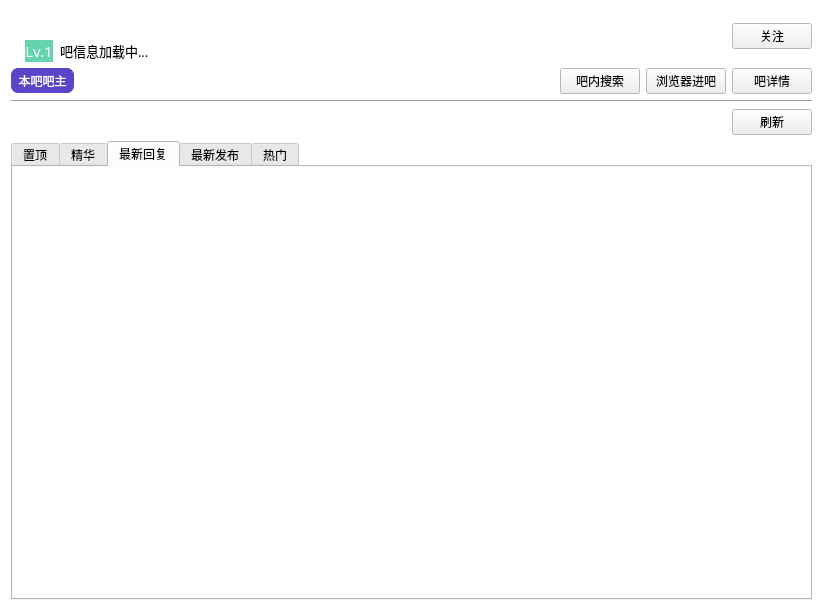
This is src/resf/ba_head.ui in clb-128258/TiebaDesktop as Qt 5 draws it before an edit. The edited form follows.
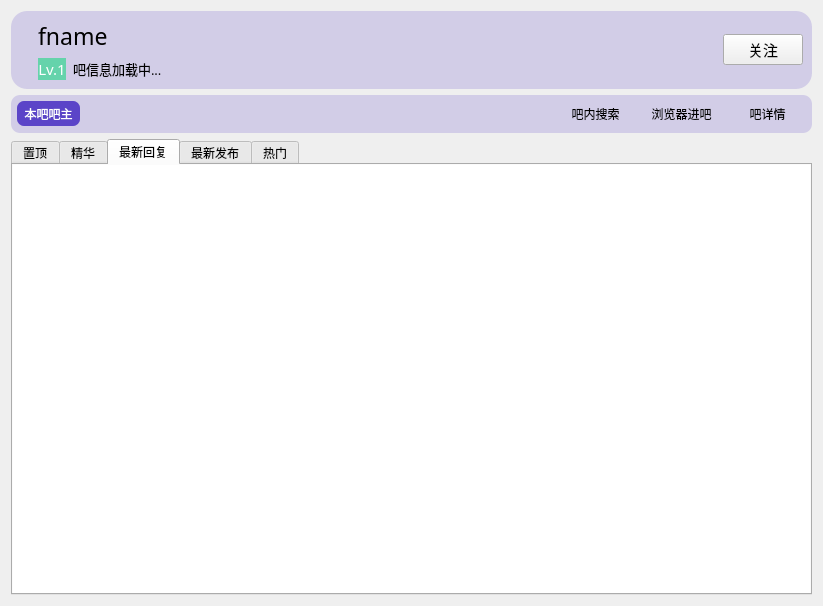
This is the edited form.

```diff
--- a/src/resf/ba_head.ui
+++ b/src/resf/ba_head.ui
@@ -7,208 +7,35 @@
     <x>0</x>
     <y>0</y>
     <width>823</width>
-    <height>611</height>
+    <height>606</height>
    </rect>
   </property>
-  <property name="palette">
-   <palette>
-    <active>
-     <colorrole role="Base">
-      <brush brushstyle="SolidPattern">
-       <color alpha="255">
-        <red>255</red>
-        <green>255</green>
-        <blue>255</blue>
-       </color>
-      </brush>
-     </colorrole>
-     <colorrole role="Window">
-      <brush brushstyle="SolidPattern">
-       <color alpha="255">
-        <red>255</red>
-        <green>255</green>
-        <blue>255</blue>
-       </color>
-      </brush>
-     </colorrole>
-    </active>
-    <inactive>
-     <colorrole role="Base">
-      <brush brushstyle="SolidPattern">
-       <color alpha="255">
-        <red>255</red>
-        <green>255</green>
-        <blue>255</blue>
-       </color>
-      </brush>
-     </colorrole>
-     <colorrole role="Window">
-      <brush brushstyle="SolidPattern">
-       <color alpha="255">
-        <red>255</red>
-        <green>255</green>
-        <blue>255</blue>
-       </color>
-      </brush>
-     </colorrole>
-    </inactive>
-    <disabled>
-     <colorrole role="Base">
-      <brush brushstyle="SolidPattern">
-       <color alpha="255">
-        <red>255</red>
-        <green>255</green>
-        <blue>255</blue>
-       </color>
-      </brush>
-     </colorrole>
-     <colorrole role="Window">
-      <brush brushstyle="SolidPattern">
-       <color alpha="255">
-        <red>255</red>
-        <green>255</green>
-        <blue>255</blue>
-       </color>
-      </brush>
-     </colorrole>
-    </disabled>
-   </palette>
-  </property>
   <property name="windowTitle">
    <string>吧头信息</string>
   </property>
+  <layout class="QGridLayout" name="gridLayout_9" columnstretch="0">
+   <item row="0" column="0" rowspan="2">
+    <widget class="QFrame" name="frame_2">
+     <property name="frameShape">
+      <enum>QFrame::NoFrame</enum>
+     </property>
+     <property name="frameShadow">
+      <enum>QFrame::Raised</enum>
+     </property>
   <layout class="QGridLayout" name="gridLayout_6">
-   <item row="0" column="0">
-    <layout class="QGridLayout" name="gridLayout">
-     <property name="horizontalSpacing">
-      <number>7</number>
-     </property>
-     <item row="0" column="0" rowspan="2">
-      <widget class="QLabel" name="label">
-       <property name="text">
-        <string/>
-       </property>
-       <property name="alignment">
-        <set>Qt::AlignCenter</set>
-       </property>
-      </widget>
-     </item>
-     <item row="0" column="1" colspan="3">
-      <widget class="QLabel" name="label_2">
-       <property name="font">
-        <font>
-         <family>微软雅黑</family>
-         <pointsize>13</pointsize>
-        </font>
-       </property>
-       <property name="text">
-        <string/>
-       </property>
-       <property name="alignment">
-        <set>Qt::AlignLeading|Qt::AlignLeft|Qt::AlignVCenter</set>
-       </property>
-      </widget>
-     </item>
-     <item row="0" column="5" rowspan="2">
-      <widget class="QPushButton" name="pushButton">
-       <property name="text">
-        <string>关注</string>
-       </property>
-      </widget>
-     </item>
-     <item row="0" column="4" rowspan="2">
-      <spacer name="horizontalSpacer">
-       <property name="orientation">
-        <enum>Qt::Horizontal</enum>
-       </property>
-       <property name="sizeHint" stdset="0">
-        <size>
-         <width>88</width>
-         <height>20</height>
-        </size>
-       </property>
-      </spacer>
-     </item>
-     <item row="1" column="1" colspan="3">
-      <layout class="QHBoxLayout" name="horizontalLayout_3">
-       <property name="spacing">
-        <number>7</number>
-       </property>
        <property name="leftMargin">
         <number>0</number>
        </property>
-       <item>
-        <widget class="QLabel" name="label_9">
-         <property name="minimumSize">
-          <size>
-           <width>0</width>
-           <height>0</height>
-          </size>
-         </property>
-         <property name="maximumSize">
-          <size>
-           <width>16777215</width>
-           <height>16777215</height>
-          </size>
-         </property>
-         <property name="font">
-          <font>
-           <family>微软雅黑</family>
-           <pointsize>11</pointsize>
-          </font>
-         </property>
-         <property name="toolTip">
-          <string>&lt;html&gt;&lt;head/&gt;&lt;body&gt;&lt;p&gt;&lt;span style=&quot; font-size:9pt;&quot;&gt;你在本吧的等级&lt;/span&gt;&lt;/p&gt;&lt;/body&gt;&lt;/html&gt;</string>
-         </property>
-         <property name="styleSheet">
-          <string notr="true">QLabel{
-	color: rgb(255, 255, 255);
-	background-color: rgb(101, 211, 171);
-}
-</string>
-         </property>
-         <property name="text">
-          <string>Lv.1</string>
-         </property>
-         <property name="alignment">
-          <set>Qt::AlignCenter</set>
-         </property>
-        </widget>
-       </item>
-       <item>
-        <widget class="QLabel" name="label_3">
-         <property name="font">
-          <font>
-           <family>微软雅黑</family>
-           <pointsize>10</pointsize>
-          </font>
-         </property>
-         <property name="text">
-          <string>吧信息加载中...</string>
-         </property>
-         <property name="alignment">
-          <set>Qt::AlignLeading|Qt::AlignLeft|Qt::AlignVCenter</set>
-         </property>
-        </widget>
-       </item>
-       <item>
-        <spacer name="horizontalSpacer_4">
-         <property name="orientation">
-          <enum>Qt::Horizontal</enum>
-         </property>
-         <property name="sizeHint" stdset="0">
-          <size>
-           <width>0</width>
-           <height>0</height>
-          </size>
-         </property>
-        </spacer>
-       </item>
-      </layout>
-     </item>
-    </layout>
-   </item>
-   <item row="4" column="0">
+      <property name="topMargin">
+       <number>0</number>
+      </property>
+      <property name="rightMargin">
+       <number>0</number>
+      </property>
+      <property name="bottomMargin">
+       <number>0</number>
+      </property>
+      <item row="2" column="0">
     <widget class="QTabWidget" name="tabWidget">
      <property name="currentIndex">
       <number>2</number>
@@ -300,7 +127,7 @@
        <property name="bottomMargin">
         <number>0</number>
        </property>
-       <item row="1" column="0" colspan="2">
+          <item row="0" column="0">
         <widget class="QListWidget" name="listWidget">
          <property name="frameShape">
           <enum>QFrame::NoFrame</enum>
@@ -390,89 +217,187 @@
      </widget>
     </widget>
    </item>
-   <item row="3" column="0">
-    <layout class="QHBoxLayout" name="horizontalLayout">
-     <item>
-      <widget class="QLabel" name="label_5">
+      <item row="0" column="0">
+       <widget class="QFrame" name="frame">
+        <property name="styleSheet">
+         <string notr="true">QFrame#frame{
+	border-radius: 16px;
+	background-color: rgba(91, 68, 200, 50);
+}</string>
+        </property>
+        <layout class="QGridLayout" name="gridLayout_12">
+         <item row="0" column="0">
+          <widget class="QLabel" name="label">
        <property name="text">
         <string/>
        </property>
-      </widget>
-     </item>
+           <property name="alignment">
+            <set>Qt::AlignCenter</set>
+           </property>
+          </widget>
+         </item>
+         <item row="0" column="1">
+          <layout class="QGridLayout" name="gridLayout_11" rowstretch="0,0" columnstretch="0,1">
+           <item row="1" column="1">
+            <layout class="QHBoxLayout" name="horizontalLayout_3">
+             <property name="spacing">
+              <number>7</number>
+             </property>
+             <property name="leftMargin">
+              <number>0</number>
+             </property>
      <item>
+              <widget class="QLabel" name="label_9">
+               <property name="minimumSize">
+                <size>
+                 <width>0</width>
+                 <height>0</height>
+                </size>
+               </property>
+               <property name="maximumSize">
+                <size>
+                 <width>16777215</width>
+                 <height>27</height>
+                </size>
+               </property>
+               <property name="font">
+                <font>
+                 <family>微软雅黑</family>
+                 <pointsize>11</pointsize>
+                </font>
+               </property>
+               <property name="toolTip">
+                <string>&lt;html&gt;&lt;head/&gt;&lt;body&gt;&lt;p&gt;&lt;span style=&quot; font-size:9pt;&quot;&gt;你在本吧的等级&lt;/span&gt;&lt;/p&gt;&lt;/body&gt;&lt;/html&gt;</string>
+               </property>
+               <property name="styleSheet">
+                <string notr="true">QLabel{
+	color: rgb(255, 255, 255);
+	background-color: rgb(101, 211, 171);
+}
+</string>
+               </property>
+               <property name="text">
+                <string>Lv.1</string>
+               </property>
+               <property name="alignment">
+                <set>Qt::AlignCenter</set>
+               </property>
+              </widget>
+             </item>
+             <item>
+              <widget class="QLabel" name="label_3">
+               <property name="font">
+                <font>
+                 <family>微软雅黑</family>
+                 <pointsize>10</pointsize>
+                </font>
+               </property>
+               <property name="text">
+                <string>吧信息加载中...</string>
+               </property>
+               <property name="alignment">
+                <set>Qt::AlignLeading|Qt::AlignLeft|Qt::AlignVCenter</set>
+               </property>
+              </widget>
+             </item>
+             <item>
+              <spacer name="horizontalSpacer_4">
+               <property name="orientation">
+                <enum>Qt::Horizontal</enum>
+               </property>
+               <property name="sizeHint" stdset="0">
+                <size>
+                 <width>0</width>
+                 <height>0</height>
+                </size>
+               </property>
+              </spacer>
+             </item>
+            </layout>
+           </item>
+           <item row="0" column="1">
+            <widget class="QLabel" name="label_2">
+             <property name="font">
+              <font>
+               <family>微软雅黑</family>
+               <pointsize>17</pointsize>
+              </font>
+             </property>
+             <property name="text">
+              <string>fname</string>
+             </property>
+             <property name="alignment">
+              <set>Qt::AlignLeading|Qt::AlignLeft|Qt::AlignVCenter</set>
+             </property>
+            </widget>
+           </item>
+           <item row="0" column="0" rowspan="2">
       <spacer name="horizontalSpacer_2">
        <property name="orientation">
         <enum>Qt::Horizontal</enum>
        </property>
+             <property name="sizeType">
+              <enum>QSizePolicy::Fixed</enum>
+             </property>
        <property name="sizeHint" stdset="0">
         <size>
-         <width>174</width>
+               <width>5</width>
+               <height>0</height>
+              </size>
+             </property>
+            </spacer>
+           </item>
+          </layout>
+         </item>
+         <item row="0" column="2">
+          <spacer name="horizontalSpacer">
+           <property name="orientation">
+            <enum>Qt::Horizontal</enum>
+           </property>
+           <property name="sizeHint" stdset="0">
+            <size>
+             <width>88</width>
          <height>20</height>
         </size>
        </property>
       </spacer>
      </item>
-     <item>
-      <widget class="QPushButton" name="pushButton_2">
+         <item row="0" column="3">
+          <widget class="QPushButton" name="pushButton">
+           <property name="font">
+            <font>
+             <pointsize>11</pointsize>
+            </font>
+           </property>
        <property name="text">
-        <string>刷新</string>
+            <string>关注</string>
        </property>
       </widget>
      </item>
     </layout>
-   </item>
-   <item row="2" column="0">
-    <widget class="Line" name="line">
-     <property name="orientation">
-      <enum>Qt::Horizontal</enum>
-     </property>
     </widget>
    </item>
    <item row="1" column="0">
+       <widget class="QFrame" name="frame_3">
+        <property name="styleSheet">
+         <string notr="true">QFrame#frame_3{
+	border-radius: 9px;
+	background-color: rgba(91, 68, 200, 50);
+}</string>
+        </property>
     <layout class="QGridLayout" name="gridLayout_5" columnstretch="0,0,0,0,0,0,0,0">
-     <item row="0" column="4">
-      <spacer name="horizontalSpacer_3">
-       <property name="orientation">
-        <enum>Qt::Horizontal</enum>
-       </property>
-       <property name="sizeHint" stdset="0">
-        <size>
-         <width>40</width>
-         <height>20</height>
-        </size>
-       </property>
-      </spacer>
-     </item>
-     <item row="0" column="2" colspan="2">
-      <widget class="QLabel" name="label_7">
-       <property name="text">
-        <string/>
-       </property>
-       <property name="alignment">
-        <set>Qt::AlignLeading|Qt::AlignLeft|Qt::AlignVCenter</set>
-       </property>
-      </widget>
-     </item>
-     <item row="0" column="1">
-      <widget class="QLabel" name="label_6">
-       <property name="text">
-        <string/>
-       </property>
-       <property name="alignment">
-        <set>Qt::AlignCenter</set>
-       </property>
-      </widget>
-     </item>
-     <item row="0" column="5">
-      <widget class="QPushButton" name="pushButton_5">
-       <property name="text">
-        <string>吧内搜索</string>
-       </property>
-       <property name="flat">
-        <bool>false</bool>
-       </property>
-      </widget>
-     </item>
+         <property name="leftMargin">
+          <number>6</number>
+         </property>
+         <property name="topMargin">
+          <number>6</number>
+         </property>
+         <property name="rightMargin">
+          <number>6</number>
+         </property>
+         <property name="bottomMargin">
+          <number>6</number>
+         </property>
      <item row="0" column="0">
       <widget class="QLabel" name="label_8">
        <property name="minimumSize">
@@ -503,27 +428,74 @@
        </property>
       </widget>
      </item>
-     <item row="0" column="7">
-      <widget class="QPushButton" name="pushButton_3">
-       <property name="text">
-        <string>吧详情</string>
-       </property>
-       <property name="flat">
-        <bool>false</bool>
-       </property>
-      </widget>
-     </item>
      <item row="0" column="6">
       <widget class="QPushButton" name="pushButton_4">
        <property name="text">
-        <string>浏览器进吧</string>
+            <string> 浏览器进吧</string>
        </property>
        <property name="flat">
-        <bool>false</bool>
+            <bool>true</bool>
        </property>
       </widget>
      </item>
-    </layout>
+         <item row="0" column="7">
+          <widget class="QPushButton" name="pushButton_3">
+           <property name="text">
+            <string> 吧详情</string>
+           </property>
+           <property name="flat">
+            <bool>true</bool>
+           </property>
+          </widget>
+         </item>
+         <item row="0" column="2" colspan="2">
+          <widget class="QLabel" name="label_7">
+           <property name="text">
+            <string/>
+           </property>
+           <property name="alignment">
+            <set>Qt::AlignLeading|Qt::AlignLeft|Qt::AlignVCenter</set>
+           </property>
+          </widget>
+         </item>
+         <item row="0" column="1">
+          <widget class="QLabel" name="label_6">
+           <property name="text">
+            <string/>
+           </property>
+           <property name="alignment">
+            <set>Qt::AlignCenter</set>
+           </property>
+          </widget>
+         </item>
+         <item row="0" column="5">
+          <widget class="QPushButton" name="pushButton_5">
+           <property name="text">
+            <string> 吧内搜索</string>
+           </property>
+           <property name="flat">
+            <bool>true</bool>
+           </property>
+          </widget>
+         </item>
+         <item row="0" column="4">
+          <spacer name="horizontalSpacer_3">
+           <property name="orientation">
+            <enum>Qt::Horizontal</enum>
+           </property>
+           <property name="sizeHint" stdset="0">
+            <size>
+             <width>40</width>
+             <height>20</height>
+            </size>
+           </property>
+          </spacer>
+         </item>
+        </layout>
+       </widget>
+      </item>
+     </layout>
+    </widget>
    </item>
   </layout>
  </widget>
```
Lines whose indentation alone changed are shown as unchanged.
